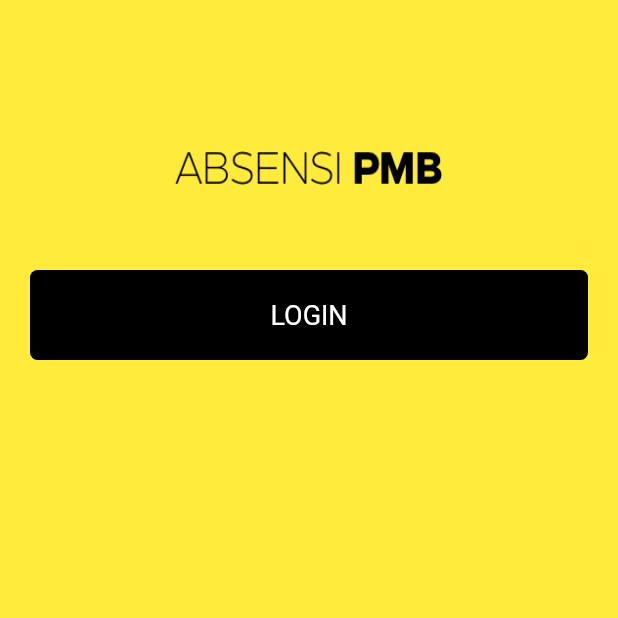
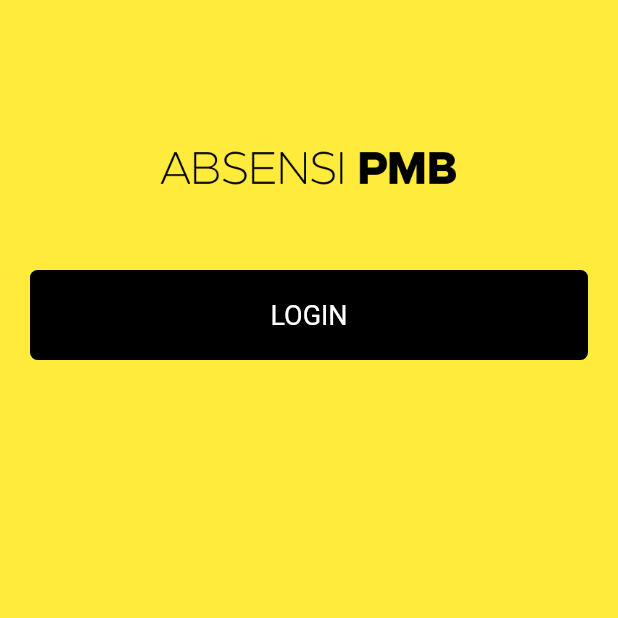
Before and after one commit to arimuktis/absensi-pmb, a Flutter app: the screen it shows after launch, on a phone screen of 412 x 824 dp, the top half of it. Run offline on Flutter 3.47's test engine with Material 2 defaults, Android fonts, the phone set to English and light mode, and no system bars; Roboto replaces fonts that are missing (Ubuntu).

Commit message:
login iya

```diff
--- a/lib/main.dart
+++ b/lib/main.dart
@@ -45,8 +45,8 @@ class _LoginPageState extends State<LoginPage>{
           children: <Widget>[
 
             new Image.asset(
-              'assets/LaunchImage@2x.png',
-              width: 180.0,
+              'assets/LaunchImage@3x.png',
+              width: 200.0,
               height: 30.0,
               fit: BoxFit.fill,
             ),
```
